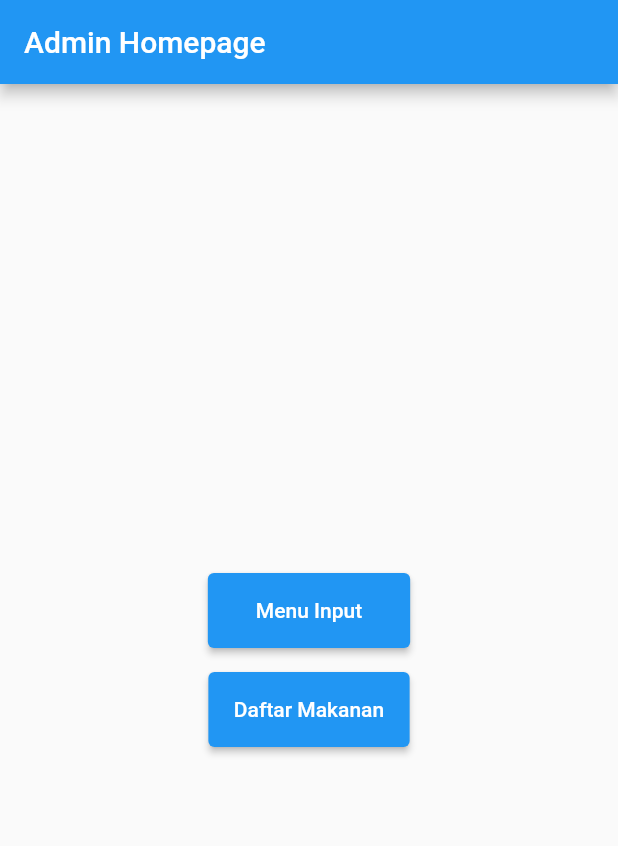
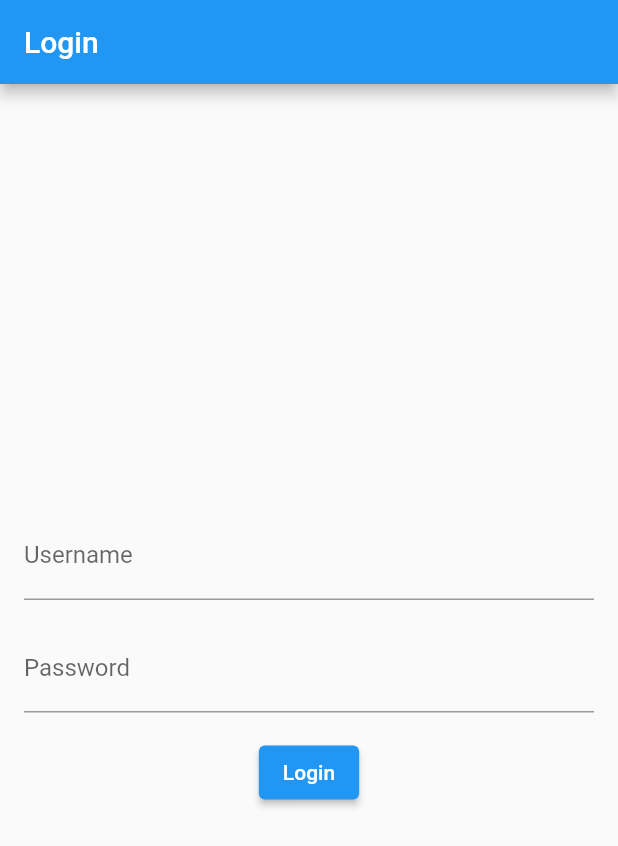
Before and after one commit to hifdzimaulana34/project_madhang, a Flutter app: the screen it shows after launch, on a phone screen of 412 x 824 dp. Shown: the top 846 px of the screen. Run offline on Flutter 3.47's test engine with Material 2 defaults, Android fonts, the phone set to English and light mode, and no system bars; our stand-ins replace cloud_firestore, firebase_core; accounts and stored records are empty.

Commit message:
login test + rearrange homepage

```diff
--- a/lib/adminListMenu.dart
+++ b/lib/adminListMenu.dart
@@ -3,6 +3,8 @@ import 'package:cloud_firestore/cloud_firestore.dart';
 import 'package:firebase_core/firebase_core.dart';
 
 class ListViewPage extends StatefulWidget {
+  const ListViewPage({super.key});
+
   @override
   _ListViewPageState createState() => _ListViewPageState();
 }
@@ -27,7 +29,7 @@ class _ListViewPageState extends State<ListViewPage> {
   Widget build(BuildContext context) {
     return Scaffold(
       appBar: AppBar(
-        title: Text('List makanan dari MyRestaurant'),
+        title: const Text('List makanan dari MyRestaurant'),
       ),
       body: FutureBuilder<QuerySnapshot<Map<String, dynamic>>>(
         future: _listFuture,
@@ -48,9 +50,9 @@ class _ListViewPageState extends State<ListViewPage> {
                   title: Column(
                     crossAxisAlignment: CrossAxisAlignment.start,
                     children: [
-                      Text("Nama Makanan: " + text1),
-                      Text("Harga Makanan: " + text2),
-                      Text("Deskripsi: " + text3),
+                      Text("Nama Makanan: $text1"),
+                      Text("Harga Makanan: $text2"),
+                      Text("Deskripsi: $text3"),
                     ],
                   ),
                 );
@@ -61,7 +63,7 @@ class _ListViewPageState extends State<ListViewPage> {
               child: Text('Error: ${snapshot.error}'),
             );
           } else {
-            return Center(
+            return const Center(
               child: CircularProgressIndicator(),
             );
           }
--- a/lib/inputMenu.dart
+++ b/lib/inputMenu.dart
@@ -3,7 +3,7 @@ import 'package:cloud_firestore/cloud_firestore.dart';
 import 'package:firebase_core/firebase_core.dart';
 
 class InputMenu extends StatefulWidget {
-  const InputMenu({Key? key});
+  const InputMenu({super.key});
 
   @override
   _InputMenuState createState() => _InputMenuState();
--- a/lib/main.dart
+++ b/lib/main.dart
@@ -1,65 +1,87 @@
 import 'package:flutter/material.dart';
+import 'package:project_madhang/counter.dart';
 import 'package:project_madhang/inputMenu.dart';
 import 'package:project_madhang/adminListMenu.dart';
+import 'package:project_madhang/adminHomePage.dart';
 
 void main() {
   runApp(MyApp());
 }
 
 class MyApp extends StatelessWidget {
+  final TextEditingController usernameController = TextEditingController();
+  final TextEditingController passwordController = TextEditingController();
+
+  MyApp({super.key});
+
   @override
   Widget build(BuildContext context) {
     return MaterialApp(
-      title: 'Elevated Button Example',
+      title: 'Home Admin',
       theme: ThemeData(
         primarySwatch: Colors.blue,
       ),
-      home: HomePage(),
+      home: LoginPage(),
       routes: {
-        '/inputMenu': (context) => InputMenu(),
-        '/adminListMenu': (context) => ListViewPage(),
+        '/inputMenu': (context) => const InputMenu(),
+        '/adminListMenu': (context) => const ListViewPage(),
+        '/adminHome': (context) => const adminHomePage(),
+        '/login': (context) => LoginPage(),
+        '/countMeja': (context) => const CounterPage(),
       },
     );
   }
 }
 
-class HomePage extends StatelessWidget {
+class LoginPage extends StatelessWidget {
+  final TextEditingController usernameController = TextEditingController();
+  final TextEditingController passwordController = TextEditingController();
+
+  LoginPage({super.key});
+
+  void login(BuildContext context) {
+    // Authenticate the user and determine the user's access level
+    // Replace this with your own authentication logic
+    final String username = usernameController.text;
+    final String password = passwordController.text;
+
+    // Here, you can replace the condition with your own logic to determine user access level
+    if (username == 'admin' && password == 'admin') {
+      Navigator.pushReplacementNamed(context, '/inputMenu');
+    } else {
+      Navigator.pushReplacementNamed(context, '/adminHome');
+    }
+  }
+
   @override
   Widget build(BuildContext context) {
     return Scaffold(
       appBar: AppBar(
-        title: Text('Admin Homepage'),
+        title: const Text('Login'),
       ),
-      body: Center(
+      body: Padding(
+        padding: const EdgeInsets.all(16.0),
         child: Column(
           mainAxisAlignment: MainAxisAlignment.center,
-          children: [
+          children: <Widget>[
+            TextField(
+              controller: usernameController,
+              decoration: const InputDecoration(
+                labelText: 'Username',
+              ),
+            ),
+            const SizedBox(height: 16.0),
+            TextField(
+              controller: passwordController,
+              obscureText: true,
+              decoration: const InputDecoration(
+                labelText: 'Password',
+              ),
+            ),
+            const SizedBox(height: 16.0),
             ElevatedButton(
-              child: Padding(
-                padding: const EdgeInsets.all(16.0),
-                child: Text('Menu Input'),
-              ),
-              onPressed: () {
-                Navigator.pushNamed(context, '/inputMenu');
-              },
-              style: ButtonStyle(
-                  minimumSize:
-                      MaterialStateProperty.all<Size>(const Size(50, 50))),
-            ),
-            SizedBox(
-              height: 16,
-            ),
-            ElevatedButton(
-              child: Padding(
-                padding: const EdgeInsets.all(1.0),
-                child: Text('Daftar Makanan'),
-              ),
-              onPressed: () {
-                Navigator.pushNamed(context, '/adminListMenu');
-              },
-              style: ButtonStyle(
-                  minimumSize:
-                      MaterialStateProperty.all<Size>(const Size(50, 50))),
+              onPressed: () => login(context),
+              child: const Text('Login'),
             ),
           ],
         ),
@@ -67,3 +89,35 @@ class HomePage extends StatelessWidget {
     );
   }
 }
+
+class HomePage extends StatelessWidget {
+  const HomePage({super.key});
+
+  @override
+  Widget build(BuildContext context) {
+    return Scaffold(
+      appBar: AppBar(
+        title: const Text('Home'),
+      ),
+      body: const Center(
+        child: Text('Welcome, User!'),
+      ),
+    );
+  }
+}
+
+class AdminPage extends StatelessWidget {
+  const AdminPage({super.key});
+
+  @override
+  Widget build(BuildContext context) {
+    return Scaffold(
+      appBar: AppBar(
+        title: const Text('Admin'),
+      ),
+      body: const Center(
+        child: Text('Welcome, Admin!'),
+      ),
+    );
+  }
+}
```
Also changed, not shown: lib/adminHomePage.dart (added, +78 -0 lines), lib/counter.dart (added, +104 -0 lines), lib/testing.dart (+7 -3 lines), 1 other file.
